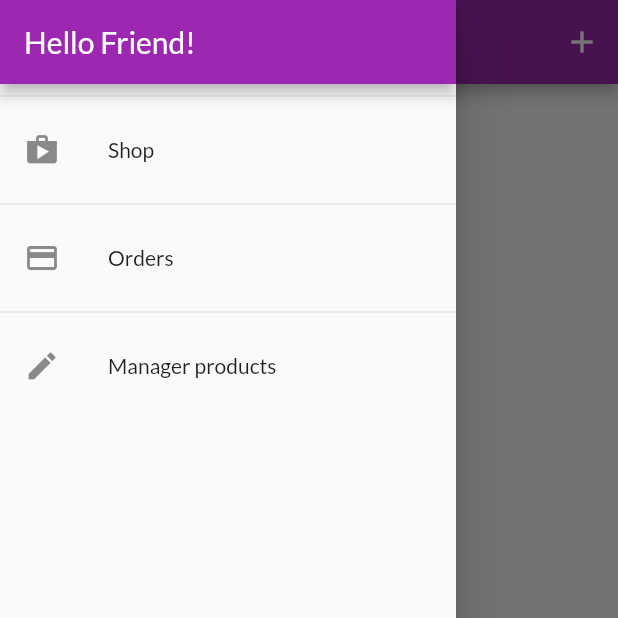
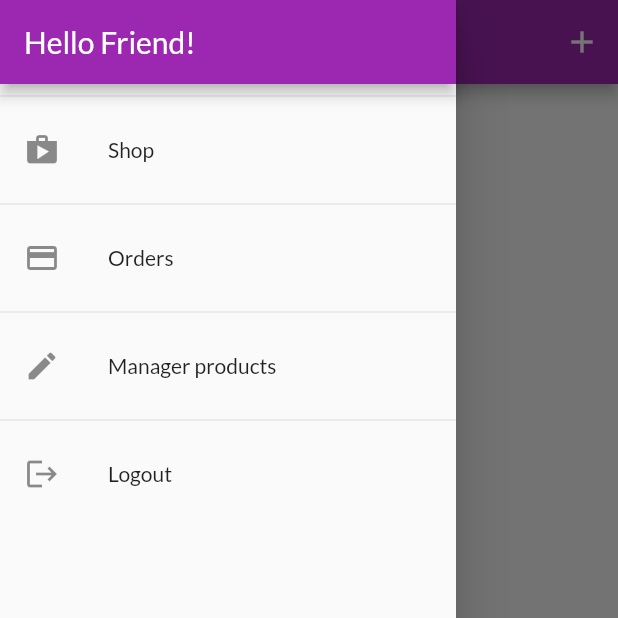
Before and after one commit to shlomo-shalev/flutter_shop, a Flutter app: the UserProductsScreen screen opened by its route, with the side drawer open, on a phone screen of 412 x 824 dp, the top half of it. Run offline on Flutter 3.47's test engine with Material 2 defaults, Android fonts, the phone set to English and light mode, and no system bars; our stand-ins replace shared_preferences; accounts and stored records are empty; network calls fail.

Commit message:
section eleven episode two hundred and eighty-one

```diff
--- a/lib/screens/user_products_screen.dart
+++ b/lib/screens/user_products_screen.dart
@@ -2,7 +2,6 @@
 import 'package:flutter/material.dart';
 import 'package:provider/provider.dart';
 // providers
-import 'package:flutter_shop_app/providers/product_provider.dart';
 import 'package:flutter_shop_app/providers/products_provider.dart';
 // screens
 import 'package:flutter_shop_app/screens/edit_product_screen.dart';
@@ -15,11 +14,16 @@ class UserProductsScreen extends StatelessWidget {
 
   const UserProductsScreen({Key? key}) : super(key: key);
 
+  Future<void> _refreshData(BuildContext context) async {
+    return Provider.of<ProductsProvider>(context, listen: false)
+        .fetchAndSetProducts(true);
+  }
+
   @override
   Widget build(BuildContext context) {
-    final ProductsProvider productsProvider =
-        Provider.of<ProductsProvider>(context);
-    final List<ProductProvider> products = productsProvider.products;
+    // final ProductsProvider productsProvider =
+    //     Provider.of<ProductsProvider>(context);
+    // final List<ProductProvider> products = productsProvider.products;
     return Scaffold(
       appBar: AppBar(
         title: const Text('Your prodcuts'),
@@ -33,17 +37,25 @@ class UserProductsScreen extends StatelessWidget {
         ],
       ),
       drawer: const AppDrawer(),
-      body: RefreshIndicator(
-        onRefresh: () => Provider.of<ProductsProvider>(context, listen: false)
-            .fetchAndSetProducts(),
+      body: FutureBuilder(
+        future: _refreshData(context),
+        builder: (_, snapshot) =>
+            snapshot.connectionState == ConnectionState.waiting
+                ? const Center(
+                    child: CircularProgressIndicator(),
+                  )
+                : RefreshIndicator(
+                    onRefresh: () => _refreshData(context),
                     child: Padding(
                       padding: const EdgeInsets.only(top: 10),
-          child: ListView.builder(
-            itemCount: products.length,
+                      child: Consumer<ProductsProvider>(
+                        builder: (_, ProductsProvider productsData, __) =>
+                            ListView.builder(
+                          itemCount: productsData.products.length,
                           itemBuilder: (_, i) => Column(
                             children: [
                               UserProductBlock(
-                  product: products[i],
+                                product: productsData.products[i],
                               ),
                               const Divider(),
                             ],
@@ -51,6 +63,8 @@ class UserProductsScreen extends StatelessWidget {
                         ),
                       ),
                     ),
+                  ),
+      ),
     );
   }
 }
--- a/lib/widgets/app_drawer.dart
+++ b/lib/widgets/app_drawer.dart
@@ -1,8 +1,10 @@
 // packages
 import 'package:flutter/material.dart';
+import 'package:flutter_shop_app/providers/auth_provider.dart';
 // screens
 import 'package:flutter_shop_app/screens/orders_screen.dart';
 import 'package:flutter_shop_app/screens/user_products_screen.dart';
+import 'package:provider/provider.dart';
 
 class AppDrawer extends StatelessWidget {
   const AppDrawer({Key? key}) : super(key: key);
@@ -42,6 +44,16 @@ class AppDrawer extends StatelessWidget {
                   .pushReplacementNamed(UserProductsScreen.routeName);
             },
           ),
+          const Divider(),
+          ListTile(
+            leading: const Icon(Icons.logout),
+            title: const Text('Logout'),
+            onTap: () {
+              Navigator.of(context).pop();
+              Navigator.of(context).pushReplacementNamed('/');
+              Provider.of<AuthProvider>(context, listen: false).logout();
+            },
+          ),
         ],
       ),
     );
--- a/pubspec.yaml
+++ b/pubspec.yaml
@@ -32,6 +32,7 @@ dependencies:
   provider: ^6.0.2
   intl: ^0.17.0
   http: ^0.13.4
+  shared_preferences: ^2.0.0+1
 
   # The following adds the Cupertino Icons font to your application.
   # Use with the CupertinoIcons class for iOS style icons.
```
Also changed, not shown: lib/main.dart (+15 -4 lines), lib/providers/auth_provider.dart (+62 -2 lines), lib/providers/orders_provider.dart (+5 -3 lines), lib/providers/products_provider.dart (+7 -3 lines), pubspec.lock, 6 other files. Lines whose indentation alone changed are shown as unchanged.
